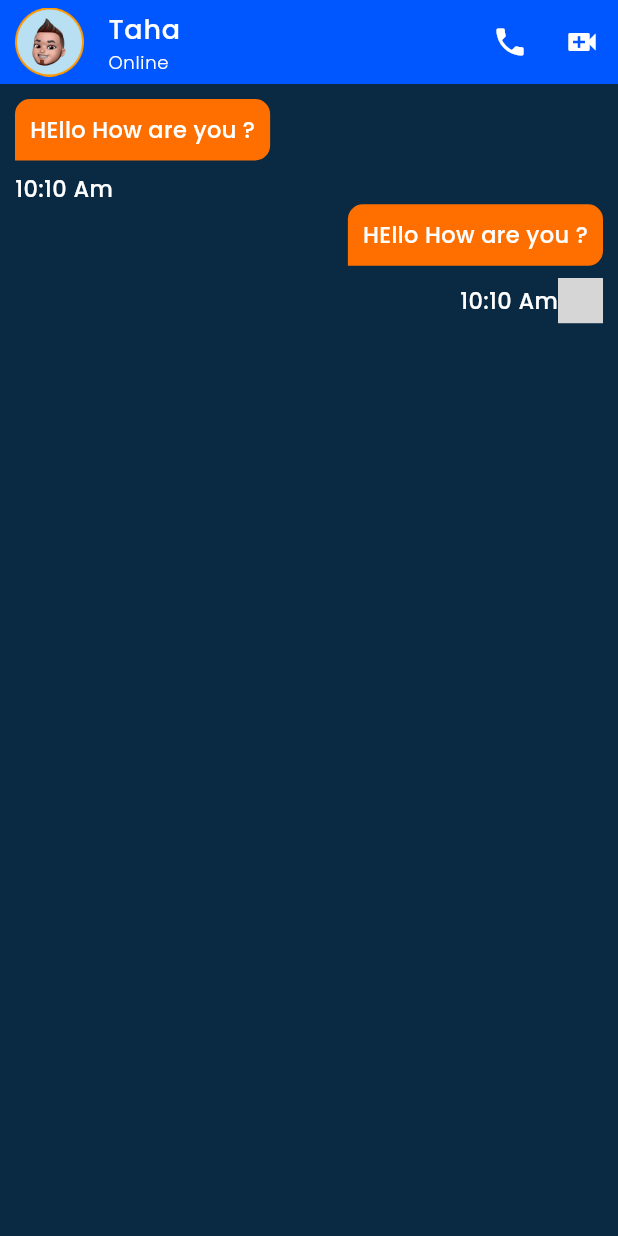
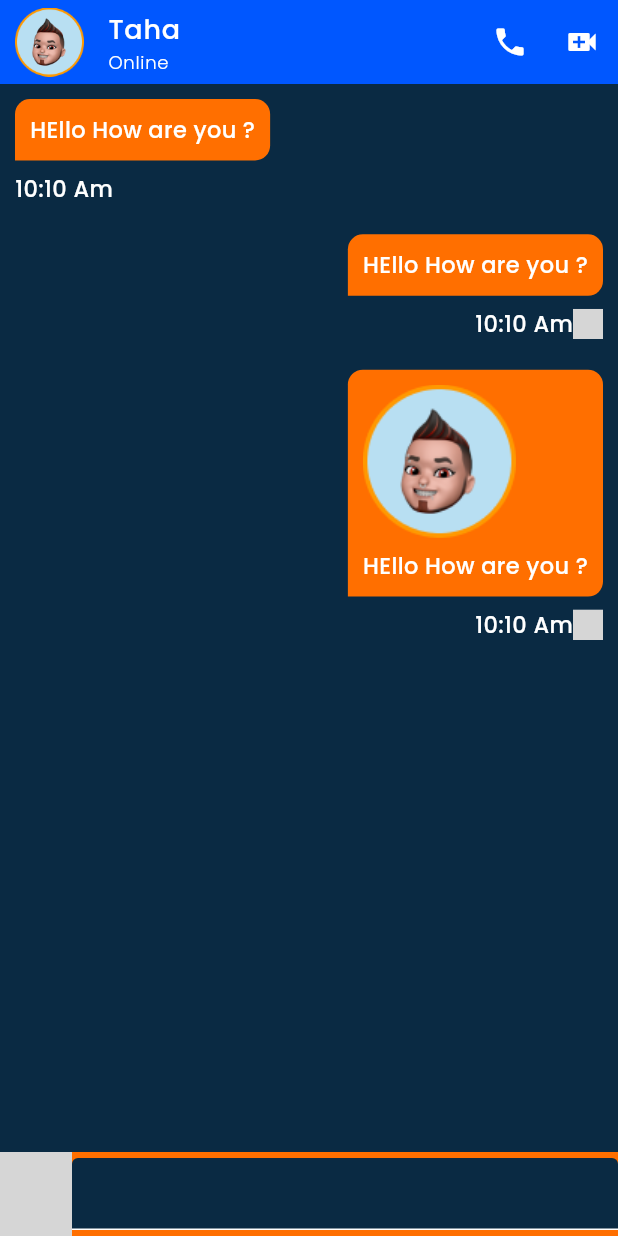
Before and after one commit to huzaifa-huzzi/chatify-Project, a Flutter app: the ChatPage screen opened directly, on a phone screen of 412 x 824 dp. Run offline on Flutter 3.47's test engine with Material 3 defaults, Android fonts, the phone set to English and light mode, and no system bars; our stand-ins replace flutter_svg, get, slide_to_act; grey boxes are pictures that could not be loaded.

Commit message:
Making Chat App

```diff
--- a/lib/View/chatPage/ChatPage.dart
+++ b/lib/View/chatPage/ChatPage.dart
@@ -37,23 +37,49 @@ class _ChatPageState extends State<ChatPage> {
           IconButton(onPressed: (){}, icon: Icon(Icons.video_call))
         ],
       ),
+
+      bottomNavigationBar: Container(
+        decoration: BoxDecoration(
+          color: Theme.of(context).colorScheme.primaryContainer,
+        ),
+        child: Row(
+          children: [
+            SvgPicture.asset(AssetImages.mic),
+              Expanded(child: TextField())
+          ],
+        ),
+      ),
       body: Padding(
           padding: EdgeInsets.all(10),
-        child: Column(
+        child: ListView(
+          children: [
+            Column(
               children: [
                 ChatsWidget(
+                  imageUrl: '',
                   message: 'HEllo How are you ?',
                   isComing: true,
                   time: '10:10 Am',
                   status: 'Read',
                 ),
                 ChatsWidget(
+                  imageUrl: '',
                   message: 'HEllo How are you ?',
                   isComing: false,
                   time: '10:10 Am',
                   status: 'Read',
-            )
+                ),
+                ChatsWidget(
+                  message: 'HEllo How are you ?',
+                  imageUrl: AssetImages.boyPic,
+                  isComing: false,
+                  time: '10:10 Am',
+                  status: 'Read',
+                ),
               ],
+            ),
+          ],
+
         )
       ),
     );
--- a/lib/View/chatPage/Widgets/ChatsWidget.dart
+++ b/lib/View/chatPage/Widgets/ChatsWidget.dart
@@ -7,15 +7,15 @@ class ChatsWidget extends StatelessWidget {
   final bool isComing;
   final String time;
   final String status;
-  final String? imageUrl;
+  final  String imageUrl;
 
-  const ChatsWidget({
+   ChatsWidget({
     super.key,
     required this.message,
     required this.isComing,
     required this.time,
     required this.status,
-    this.imageUrl,
+    required this.imageUrl,
   });
 
   @override
@@ -23,7 +23,9 @@ class ChatsWidget extends StatelessWidget {
     final height = MediaQuery.sizeOf(context).height;
     final width = MediaQuery.sizeOf(context).width;
 
-    return Column(
+    return Padding(
+      padding: EdgeInsets.only(bottom: 20),
+      child: Column(
         crossAxisAlignment:
         isComing ? CrossAxisAlignment.start : CrossAxisAlignment.end,
         children: [
@@ -42,7 +44,23 @@ class ChatsWidget extends StatelessWidget {
                 bottomRight: Radius.circular(10),
               ),
             ),
-          child: Text(message),
+            child: (imageUrl.isEmpty)
+                ? Text(message)
+                : Column(
+              crossAxisAlignment: CrossAxisAlignment.start,
+              children: [
+                ClipRRect(
+                  borderRadius: BorderRadius.circular(10),
+                  child: Image.asset(
+                    imageUrl,
+                    errorBuilder: (context, error, stackTrace) =>
+                        Icon(Icons.broken_image, size: 50, color: Colors.red),
+                  ),
+                ),
+                SizedBox(height: height * 0.01),
+                Text(message),
+              ],
+            ),
           ),
           SizedBox(height: height * 0.01),
           Row(
@@ -56,13 +74,14 @@ class ChatsWidget extends StatelessWidget {
                   Text(time),
                   SvgPicture.asset(
                     AssetImages.checkStatus,
-                  width: 30,
+                    width: 20,
                   ),
                 ],
               ),
             ],
           ),
         ],
+      ),
     );
   }
 }
```
Lines whose indentation alone changed are shown as unchanged.
